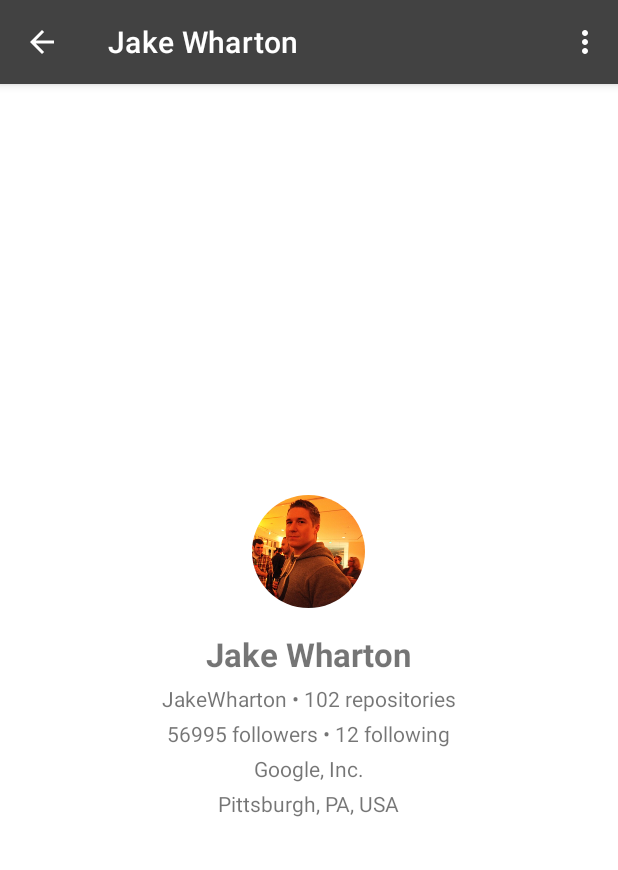
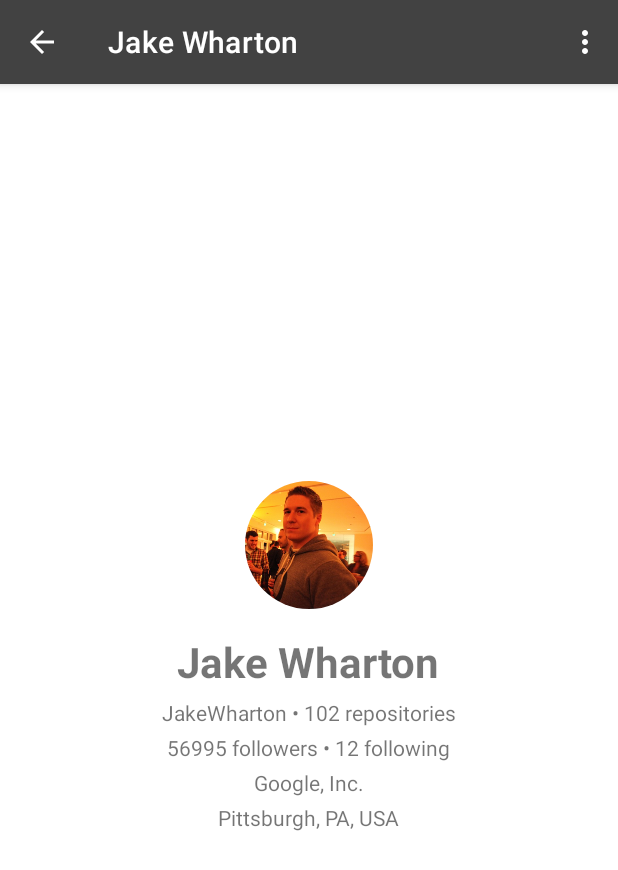
Before and after one commit to okugatafahmi/Github-User, an Android app: the screen it shows after launch (UserDetailActivity), after a tap on "Jake Wharton", on a phone screen of 412 x 824 dp. Shown: the top 870 px of the screen. Run offline under Robolectric (Android 15) with nearby library versions, the phone set to English and light mode, and no system bars; our stand-ins replace CircleImageView.

Commit message:
chore: add padding, make image & name size bigger in user detail

```diff
--- a/app/src/main/res/layout/activity_user_detail.xml
+++ b/app/src/main/res/layout/activity_user_detail.xml
@@ -5,19 +5,20 @@
     android:layout_height="match_parent"
     android:gravity="center"
     android:orientation="vertical"
+    android:padding="16dp"
     tools:context=".UserDetailActivity">
 
     <de.hdodenhof.circleimageview.CircleImageView
         android:id="@+id/img_item_photo"
-        android:layout_width="75dp"
-        android:layout_height="75dp"
+        android:layout_width="85dp"
+        android:layout_height="85dp"
         android:layout_marginBottom="16dp"
         tools:src="@android:color/darker_gray"/>
     <TextView
         android:id="@+id/tv_item_name"
         android:layout_width="wrap_content"
         android:layout_height="wrap_content"
-        android:textSize="22sp"
+        android:textSize="28sp"
         android:textStyle="bold"
         android:layout_marginBottom="5dp"
         tools:text="@string/name"/>
```
